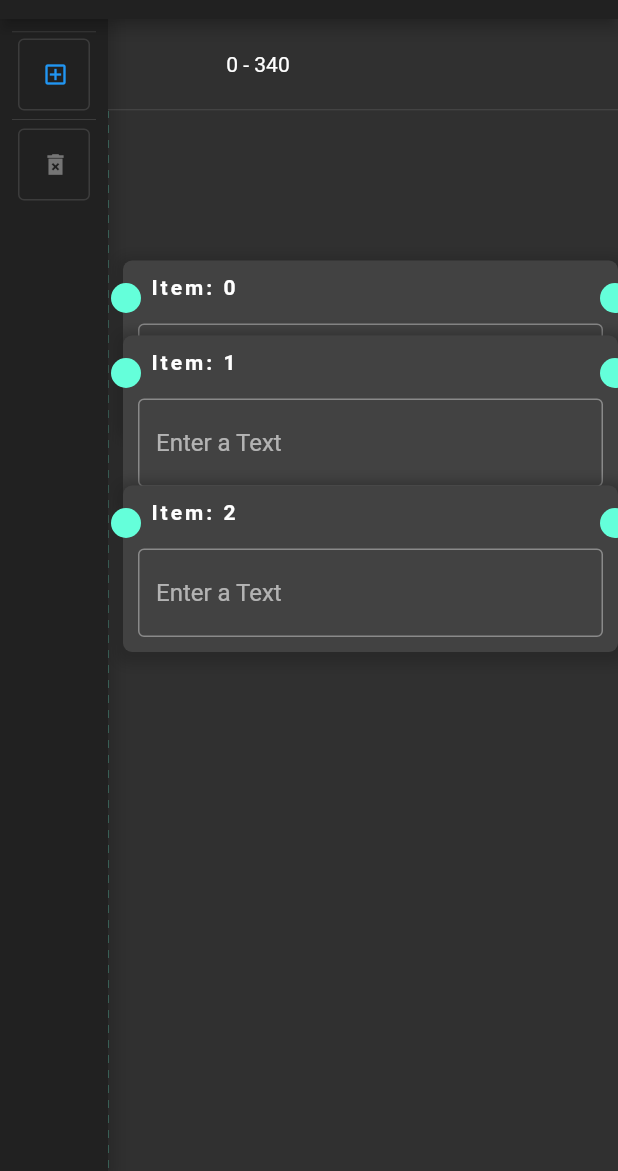
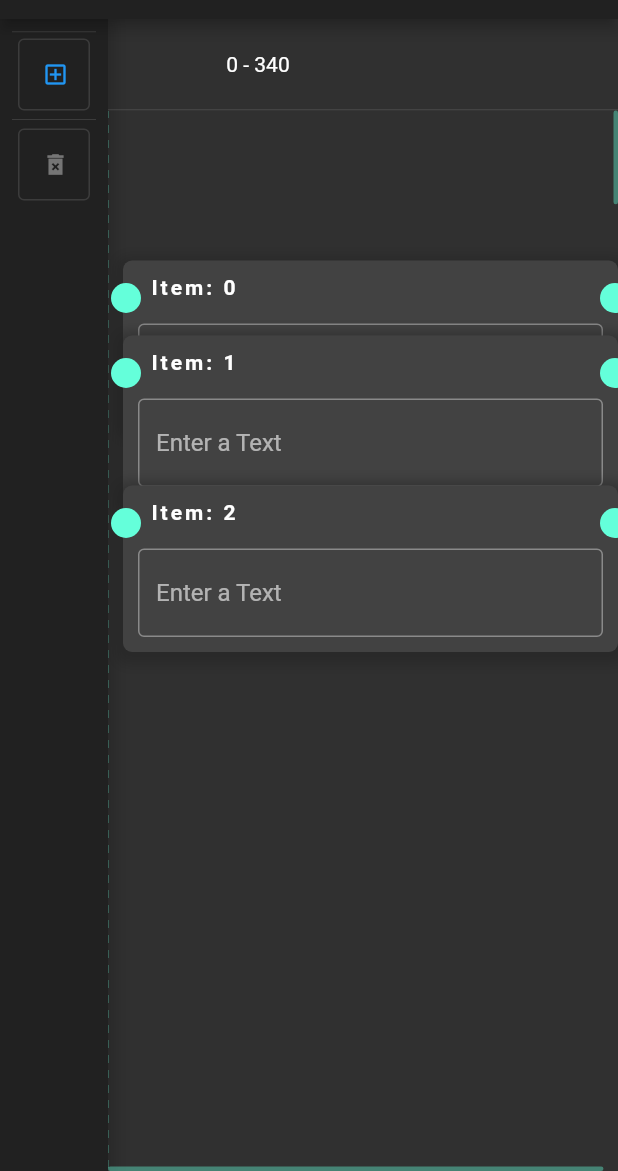
Before and after one commit to YLuchaninov/board, a Flutter app: the screen it shows after launch, on a phone screen of 412 x 824 dp, the part 65-1236 px from its top. Run offline on Flutter 3.47's test engine with Material 2 defaults, Android fonts, the phone set to English and light mode, and no system bars.

Commit message:
scrollbars

```diff
--- a/examples/extended_trello/lib/ui/screens/board/screen.dart
+++ b/examples/extended_trello/lib/ui/screens/board/screen.dart
@@ -123,19 +123,22 @@ class _BoardScreenState extends State<BoardScreen> {
                 children: [
                   Ruler(
                     scroller: scroller,
-                    contentWith: 8000,
+                    contentWith: columnCount * COLUMN_WIDTH,
                     child: Container(),
-                    contentPadding: EdgeInsets.symmetric(horizontal: 10),
                   ),
                   Divider(height: 1),
                   Expanded(
+                    child: Stack(
+                      children: [
+                        Positioned.fill(
                           child: Board<_Handler, String>(
-                      width: columnCount * COLUMN_WIDTH,
+                            width: columnCount * COLUMN_WIDTH + 1,
                             height: 8000,
                             minScale: 1,
                             maxScale: 1,
                             scale: 1,
-                      boardPadding: const EdgeInsets.symmetric(horizontal: 10),
+                            dragPadding: const EdgeInsets.only(
+                                right: COLUMN_WIDTH, top: 6),
                             itemBuilder: (context, index) => CardItem(
                               title: 'Item: $index',
                               key: Key(handlers[index].key),
@@ -143,25 +146,30 @@ class _BoardScreenState extends State<BoardScreen> {
                               selected: selected == index,
                             ),
                             itemCount: handlers.length,
-                      positionBuilder: (index) => handlers[index].position,
+                            positionBuilder: (index) =>
+                                handlers[index].position,
                             onPositionChange: (index, offset) => setState(
-                        () => handlers[index] = handlers[index].update(offset),
+                              () => handlers[index] =
+                                  handlers[index].update(offset),
                             ),
                             onAddFromSource: (handler, offset) => setState(
                               () => handlers.add(handler.update(offset)),
                             ),
                             anchorSetter: (offset) {
                               Offset _offset = Offset(
-                          (offset.dx / COLUMN_WIDTH).round() * COLUMN_WIDTH,
+                                (offset.dx / COLUMN_WIDTH).round() *
+                                    COLUMN_WIDTH,
                                 offset.dy,
                               );
                               if (_offset.dx >= columnCount * COLUMN_WIDTH)
-                          _offset -= Offset(COLUMN_WIDTH,0);
+                                _offset -= Offset(COLUMN_WIDTH, 0);
 
                               return _offset;
                             },
                             gridPainter: Painter(
-                        color: Theme.of(context).accentColor.withOpacity(0.5),
+                              color: Theme.of(context)
+                                  .accentColor
+                                  .withOpacity(0.5),
                             ),
                             onSelectChange: (index) =>
                                 setState(() => selected = index),
@@ -170,19 +178,23 @@ class _BoardScreenState extends State<BoardScreen> {
                               if (start == end) return;
 
                               final theSameItem = handlers.where((item) =>
-                            (item.data[0] == start && item.data[1] == end) ||
-                            (item.data[0] == end && item.data[1] == start));
+                                  (item.data[0] == start &&
+                                      item.data[1] == end) ||
+                                  (item.data[0] == end &&
+                                      item.data[1] == start));
                               if (theSameItem.isNotEmpty) return;
 
                               setState(
-                          () => connections.add(Connection<String>(start, end)),
+                                () => connections
+                                    .add(Connection<String>(start, end)),
                               );
                             },
                             onConnectionTap: (connection) => setState(() {
                               selectedConnection = connection;
                             }),
                             painterBuilder: (connection) => CurvePainter(
-                        strokeWidth: selectedConnection == connection ? 4 : 2,
+                              strokeWidth:
+                                  selectedConnection == connection ? 4 : 2,
                               color: selectedConnection == connection
                                   ? Theme.of(context).accentColor
                                   : Colors.red,
@@ -192,6 +204,31 @@ class _BoardScreenState extends State<BoardScreen> {
                               position: -offset,
                               scale: scale,
                             ),
+                          ),
+                        ),
+                        Positioned(
+                          bottom: 0,
+                          height: 3,
+                          left: 0,
+                          right: 0,
+                          child: BoardBar(
+                            scroller: scroller,
+                            contentSize: columnCount * COLUMN_WIDTH,
+                            direction: Axis.horizontal,
+                          ),
+                        ),
+                        Positioned(
+                          right: 0,
+                          width: 3,
+                          top: 0,
+                          bottom: 0,
+                          child: BoardBar(
+                            scroller: scroller,
+                            contentSize: 8000,
+                            direction: Axis.vertical,
+                          ),
+                        ),
+                      ],
                     ),
                   ),
                 ],
--- a/examples/extended_trello/lib/ui/screens/board/widgets/index.dart
+++ b/examples/extended_trello/lib/ui/screens/board/widgets/index.dart
@@ -3,3 +3,4 @@ export 'toolbar.dart';
 export 'button.dart';
 export 'ruler.dart';
 export 'position.dart';
+export 'scroll_bar.dart';
--- a/examples/extended_trello/lib/ui/screens/board/widgets/ruler.dart
+++ b/examples/extended_trello/lib/ui/screens/board/widgets/ruler.dart
@@ -5,7 +5,6 @@ import 'position.dart';
 class Ruler extends StatefulWidget {
   final ValueNotifier<RulerPosition> scroller;
   final double contentWith;
-  final EdgeInsets? contentPadding;
   final Widget child;
 
   const Ruler({
@@ -13,7 +12,6 @@ class Ruler extends StatefulWidget {
     required this.scroller,
     required this.contentWith,
     required this.child,
-    this.contentPadding,
   }) : super(key: key);
 
   @override
@@ -68,7 +66,6 @@ class _RulerState extends State<Ruler> {
                   height: constraints.maxHeight,
                   child: Container(
                     alignment: Alignment.centerLeft,
-                    padding: widget.contentPadding,
                     child: widget.child,
                   ),
                 ),
--- /dev/null
+++ b/examples/extended_trello/lib/ui/screens/board/widgets/scroll_bar.dart
@@ -0,0 +1,128 @@
+import 'package:flutter/material.dart';
+
+import 'position.dart';
+
+class BoardBar extends StatefulWidget {
+  final ValueNotifier<RulerPosition> scroller;
+  final double contentSize;
+  final Axis direction;
+
+  const BoardBar({
+    Key? key,
+    required this.scroller,
+    required this.contentSize,
+    this.direction = Axis.horizontal,
+  }) : super(key: key);
+
+  @override
+  _BoardBarState createState() => _BoardBarState();
+}
+
+class _BoardBarState extends State<BoardBar> {
+  late double x, y, scale;
+
+  @override
+  void initState() {
+    scale = widget.scroller.value.scale;
+    x = widget.scroller.value.position.dx;
+    y = widget.scroller.value.position.dy;
+    widget.scroller.addListener(_onScroll);
+    super.initState();
+  }
+
+  @override
+  void didUpdateWidget(covariant BoardBar oldWidget) {
+    widget.scroller.addListener(_onScroll);
+    oldWidget.scroller.removeListener(_onScroll);
+    super.didUpdateWidget(oldWidget);
+  }
+
+  @override
+  void dispose() {
+    widget.scroller.removeListener(_onScroll);
+    super.dispose();
+  }
+
+  _onScroll() => setState(() {
+        scale = widget.scroller.value.scale;
+        x = widget.scroller.value.position.dx;
+        y = widget.scroller.value.position.dy;
+      });
+
+  Widget _wrapper(Widget child, double position, double size) {
+    if (widget.direction == Axis.vertical)
+      return Positioned(
+        right: 0,
+        width: 3,
+        top: position,
+        height: size,
+        child: child,
+      );
+    return Positioned(
+      left: position,
+      width: size,
+      top: 0,
+      height: 3,
+      child: child,
+    );
+  }
+
+  List<double> _getConstraints(BoxConstraints constraints) {
+    final result = <double>[0,0];
+    if (widget.direction == Axis.vertical) {
+      result[0] = constraints.maxHeight *
+          constraints.maxHeight /
+          widget.contentSize;
+      result[1] = y *
+          (constraints.maxHeight - result[0]) /
+          (widget.contentSize - constraints.maxHeight);
+    } else {
+      result[0] = constraints.maxWidth *
+          constraints.maxWidth /
+          widget.contentSize;
+      result[1] = x *
+          (constraints.maxWidth - result[0]) /
+          (widget.contentSize - constraints.maxWidth);
+    }
+
+    if (result[0] < 20) result[0] = 20;
+    return result;
+  }
+
+  @override
+  Widget build(BuildContext context) {
+    return SizedBox(
+      height: 5,
+      child: LayoutBuilder(
+        builder: (BuildContext context, BoxConstraints constraints) {
+          final barConstraints = _getConstraints(constraints);
+          return SizedBox(
+            width: constraints.maxWidth,
+            height: constraints.maxHeight,
+            child: Stack(
+              children: [
+                _wrapper(
+                  Visibility(
+                    visible: barConstraints[0] <
+                        (widget.direction == Axis.vertical
+                            ? constraints.maxHeight
+                            : constraints.maxWidth),
+                    child: Container(
+                      decoration: BoxDecoration(
+                        color: Theme.of(context).accentColor.withOpacity(0.4),
+                        borderRadius: BorderRadius.all(Radius.circular(1.5)),
+                      ),
+                      alignment: Alignment.centerLeft,
+                    ),
+                  ),
+                  barConstraints[1],
+                  barConstraints[0],
+                ),
+              ],
+            ),
+          );
+        },
+      ),
+    );
+  }
+}
--- a/lib/core/board.dart
+++ b/lib/core/board.dart
@@ -50,7 +50,7 @@ class Board<H extends Object, T> extends StatefulWidget {
     required this.height,
     required this.width,
     this.boardPadding = const EdgeInsets.all(0),
-    this.dragPadding = const EdgeInsets.all(30),
+    this.dragPadding = const EdgeInsets.all(0),
     this.scale,
     this.maxScale = 3.0,
     this.minScale = 0.5,
```
Lines whose indentation alone changed are shown as unchanged.
